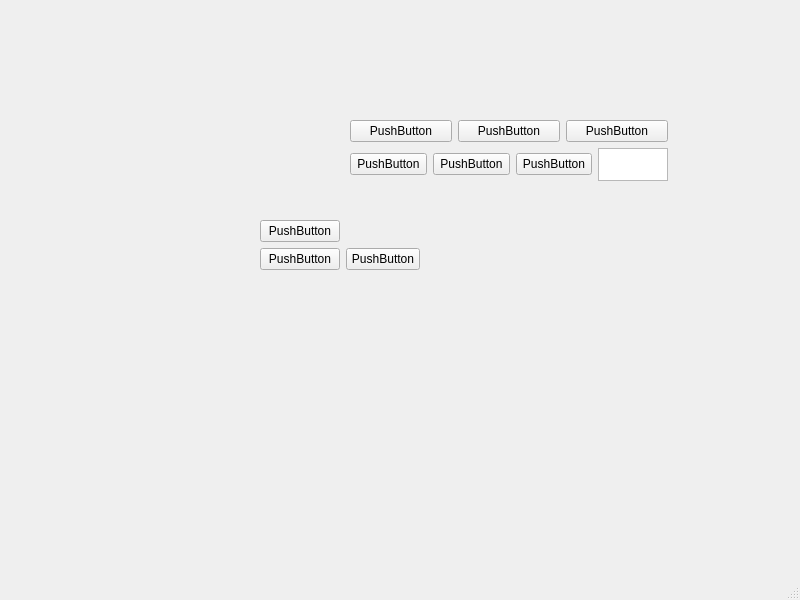
This is hnv.ui in sakura-fly/hellopyqt as Qt 5 draws it before an edit. The edited form follows.
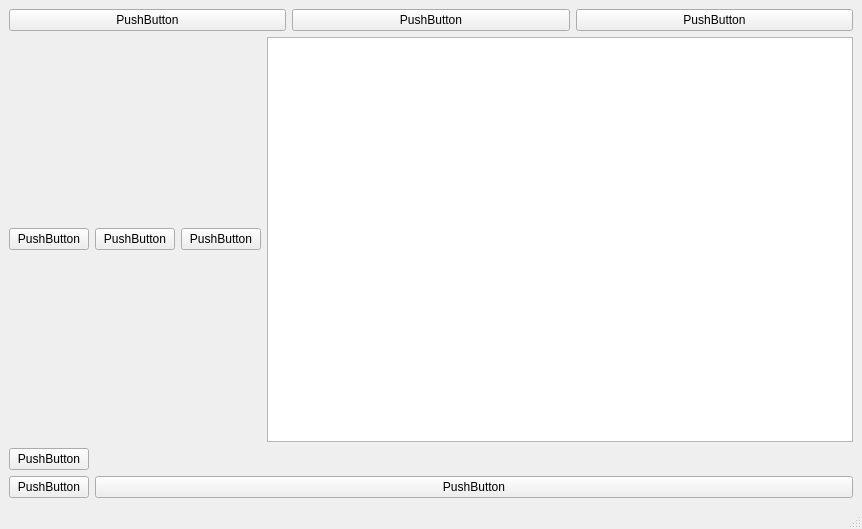
This is the edited form.

What changed in the file:
```diff
--- a/hnv.ui
+++ b/hnv.ui
@@ -6,56 +6,16 @@
    <rect>
     <x>0</x>
     <y>0</y>
-    <width>800</width>
-    <height>600</height>
+    <width>862</width>
+    <height>529</height>
    </rect>
   </property>
   <property name="windowTitle">
    <string>MainWindow</string>
   </property>
   <widget class="QWidget" name="centralwidget">
-   <widget class="QWidget" name="formLayoutWidget">
-    <property name="geometry">
-     <rect>
-      <x>260</x>
-      <y>220</y>
-      <width>160</width>
-      <height>80</height>
-     </rect>
-    </property>
-    <layout class="QFormLayout" name="formLayout">
-     <item row="2" column="0">
-      <widget class="QPushButton" name="pushButton_7">
-       <property name="text">
-        <string>PushButton</string>
-       </property>
-      </widget>
-     </item>
-     <item row="2" column="1">
-      <widget class="QPushButton" name="pushButton_8">
-       <property name="text">
-        <string>PushButton</string>
-       </property>
-      </widget>
-     </item>
-     <item row="1" column="0">
-      <widget class="QPushButton" name="pushButton_9">
-       <property name="text">
-        <string>PushButton</string>
-       </property>
-      </widget>
-     </item>
-    </layout>
-   </widget>
-   <widget class="QWidget" name="">
-    <property name="geometry">
-     <rect>
-      <x>350</x>
-      <y>120</y>
-      <width>318</width>
-      <height>61</height>
-     </rect>
-    </property>
+   <layout class="QVBoxLayout" name="verticalLayout_2">
+    <item>
     <layout class="QVBoxLayout" name="verticalLayout">
      <item>
       <layout class="QHBoxLayout" name="horizontalLayout">
@@ -111,7 +71,33 @@
       </layout>
      </item>
     </layout>
-   </widget>
+    </item>
+    <item>
+     <layout class="QFormLayout" name="formLayout">
+      <item row="2" column="0">
+       <widget class="QPushButton" name="pushButton_7">
+        <property name="text">
+         <string>PushButton</string>
+        </property>
+       </widget>
+      </item>
+      <item row="2" column="1">
+       <widget class="QPushButton" name="pushButton_8">
+        <property name="text">
+         <string>PushButton</string>
+        </property>
+       </widget>
+      </item>
+      <item row="1" column="0">
+       <widget class="QPushButton" name="pushButton_9">
+        <property name="text">
+         <string>PushButton</string>
+        </property>
+       </widget>
+      </item>
+     </layout>
+    </item>
+   </layout>
   </widget>
   <widget class="QMenuBar" name="menubar">
    <property name="geometry">
```
Left out of the diff: 2 changed lines with no effect on the pictures. Lines whose indentation alone changed are shown as unchanged.
